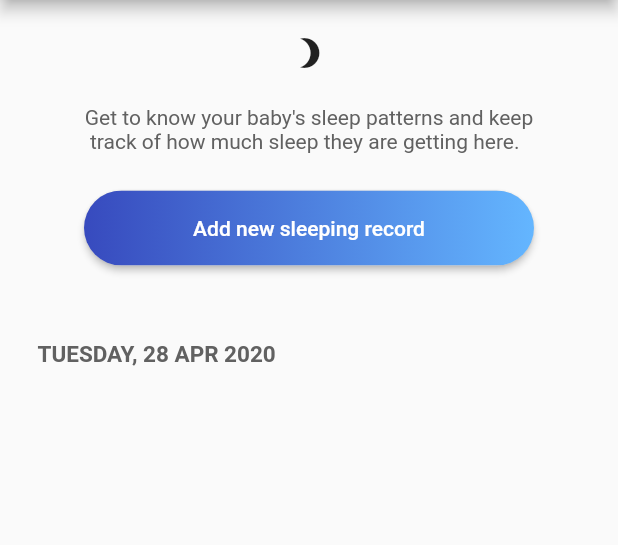
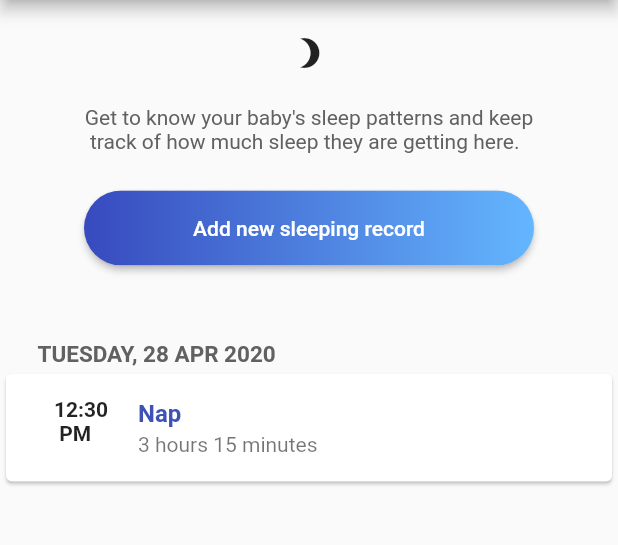
Before and after one commit to NatGgit/flutter_sleep_tracker, a Flutter app: the screen it shows after launch, on a phone screen of 412 x 824 dp, the part 84-629 px from its top. Run offline on Flutter 3.47's test engine with Material 2 defaults, Android fonts, the phone set to English and light mode, and no system bars.

Commit message:
6th commit add listView on first screen and SleepRecord class that will serve to pass the data between screens

```diff
--- a/lib/firstscreen.dart
+++ b/lib/FirstScreen.dart
@@ -1,7 +1,7 @@
 import 'package:flutter/cupertino.dart';
 import 'package:flutter/material.dart';
 import 'package:intl/intl.dart';
-import 'package:ngsleeptracker/secondscreen.dart';
+import 'package:ngsleeptracker/SecondScreen.dart';
 
 class FirstScreen extends StatefulWidget {
   @override
@@ -9,6 +9,44 @@ class FirstScreen extends StatefulWidget {
 }
 
 class _FirstScreenState extends State<FirstScreen> {
+  //dummy data to see how listview shows info
+  List<SleepRecord> sleepRecordList = [
+    SleepRecord(DateTime.now().add(Duration(hours: 2)), 'Nap',
+        Duration(hours: 3, minutes: 15))
+  ];
+
+  ListTile prepareListTile(List<SleepRecord> sleepRecordList, int index) {
+    DateTime dateTime = sleepRecordList
+        .elementAt(index)
+        .currentDateTime;
+    String napOrSleep = sleepRecordList
+        .elementAt(index)
+        .dropdownSelectedValue;
+    Duration sleepDuration = sleepRecordList
+        .elementAt(index)
+        .selectedDuration;
+
+    return ListTile(
+      leading: Text(
+        '${DateFormat('h:mm\n a').format(dateTime)}',
+        style: TextStyle(
+          fontWeight: FontWeight.bold,
+        ),
+      ),
+      title: Text(
+        '$napOrSleep',
+        style: TextStyle(
+          color: Colors.indigo,
+          fontWeight: FontWeight.bold,
+        ),
+      ),
+      subtitle: Text(
+        '${sleepDuration.inHours} hours ${sleepDuration.inMinutes.remainder(
+            60)} minutes',
+      ),
+    );
+  }
+
   @override
   Widget build(BuildContext context) {
     return Scaffold(
@@ -78,12 +116,12 @@ class _FirstScreenState extends State<FirstScreen> {
                 width: double.infinity,
               ),
               Padding(
-                padding: const EdgeInsets.symmetric(vertical: 0.0, horizontal: 25.0),
+                padding:
+                const EdgeInsets.symmetric(vertical: 0.0, horizontal: 25.0),
                 child: Text(
                   '${DateFormat.EEEE().format(new DateTime.now()).toUpperCase()}, '
-                      '${DateFormat.d().format(new DateTime.now())} '
-                      '${DateFormat.LLL().format(new DateTime.now()).toUpperCase()} '
-                      '${DateFormat.y().format(new DateTime.now())}',
+                      '${DateFormat.d().add_LLL().add_y().format(
+                      new DateTime.now()).toUpperCase()}',
                   style: TextStyle(
                     fontSize: 15.0,
                     fontWeight: FontWeight.bold,
@@ -91,6 +129,18 @@ class _FirstScreenState extends State<FirstScreen> {
                   ),
                 ),
               ),
+              ListView.builder(
+                  shrinkWrap: true,
+                  itemCount: sleepRecordList.length,
+                  itemBuilder: (BuildContext context, int index) {
+                    return Card(
+                      child: Padding(
+                        padding: const EdgeInsets.symmetric(horizontal: 16.0),
+                        child: prepareListTile(sleepRecordList, index),
+                      ),
+                      // litems[index]
+                    );
+                  }),
             ],
           ),
         ],
```
Also changed, not shown: lib/SecondScreen.dart (renamed from lib/secondscreen.dart, +64 -24 lines), lib/main.dart (+2 -81 lines), pubspec.yaml (+0 -48 lines).
